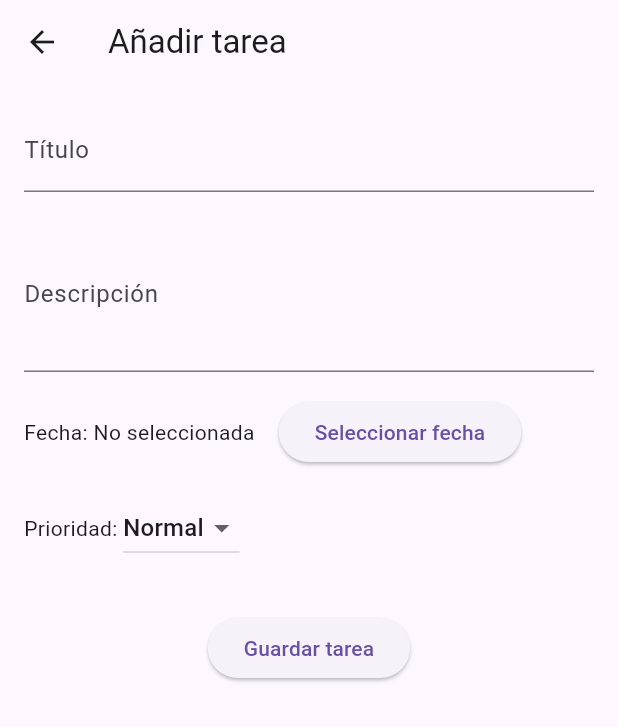
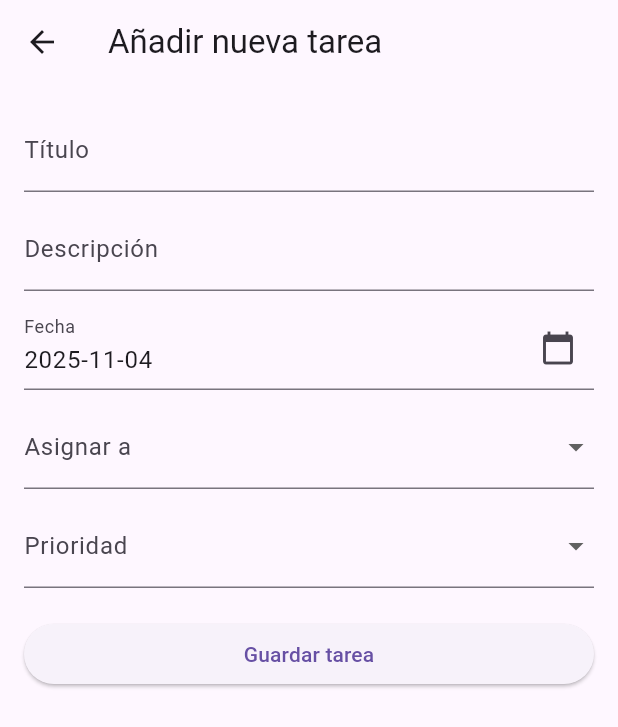
Before and after one commit to Saykek/conectask_v2, a Flutter app: the TasksView screen opened directly, after a tap on the "add" icon, on a phone screen of 412 x 824 dp. Shown: the top 727 px of the screen. Run offline on Flutter 3.47's test engine with Material 3 defaults, Android fonts, the phone set to English and light mode, and no system bars; our stand-ins replace firebase_auth, firebase_core, firebase_database; accounts and stored records are empty.

Commit message:
Actualiza vistas y servicio de tareas, ya carga tareas

```diff
--- a/lib/views/add_task_view.dart
+++ b/lib/views/add_task_view.dart
@@ -1,4 +1,7 @@
 import 'package:flutter/material.dart';
+import 'package:intl/intl.dart';
+import '../models/tarea_model.dart';
+import '../services/tarea_sevice.dart';
 
 class AddTaskView extends StatefulWidget {
   const AddTaskView({super.key});
@@ -8,117 +11,161 @@ class AddTaskView extends StatefulWidget {
 }
 
 class _AddTaskViewState extends State<AddTaskView> {
-  // Controladores para leer el texto de los TextField
-  final _tituloController = TextEditingController();
-  final _descripcionController = TextEditingController();
+  final _formKey = GlobalKey<FormState>();
+  final TextEditingController _tituloController = TextEditingController();
+  final TextEditingController _descripcionController = TextEditingController();
+  final TextEditingController _fechaController = TextEditingController();
 
-  // Estado de la fecha seleccionada
-  DateTime? _fechaSeleccionada;
+  final TareaService _tareaService = TareaService();
 
-  // Estado de la prioridad
-  String _prioridad = 'Normal'; // Valor inicial
+  String? _responsableSeleccionado;
+  String? _prioridadSeleccionada;
+  DateTime _fechaSeleccionada = DateTime.now();
+
+  final List<Map<String, dynamic>> _usuarios = [
+    {'nombre': 'Mamá', 'uid': 'mama'},
+    {'nombre': 'Papá', 'uid': 'papa'},
+    {'nombre': 'Álex', 'uid': 'alex'},
+    {'nombre': 'Erik', 'uid': 'erik'},
+  ];
+
+  final List<String> _prioridades = ['Alta', 'Media', 'Baja'];
 
   @override
-  void dispose() {
-    // Liberamos memoria al cerrar la vista
-    _tituloController.dispose();
-    _descripcionController.dispose();
-    super.dispose();
+  void initState() {
+    super.initState();
+    _fechaController.text = DateFormat('yyyy-MM-dd').format(_fechaSeleccionada);
   }
 
-  // Método para mostrar el selector de fecha
-  Future<void> _seleccionarFecha() async {
-    final fecha = await showDatePicker(
+  Future<void> _seleccionarFecha(BuildContext context) async {
+    final DateTime? seleccionada = await showDatePicker(
       context: context,
-      initialDate: DateTime.now(),
+      initialDate: _fechaSeleccionada,
       firstDate: DateTime(2020),
       lastDate: DateTime(2100),
+      locale: const Locale('es', 'ES'),
+    );
+    if (seleccionada != null && seleccionada != _fechaSeleccionada) {
+      setState(() {
+        _fechaSeleccionada = seleccionada;
+        _fechaController.text = DateFormat(
+          'yyyy-MM-dd',
+        ).format(_fechaSeleccionada);
+      });
+    }
+  }
+
+  void _guardarTarea() async {
+    if (_formKey.currentState!.validate()) {
+      if (_responsableSeleccionado == null || _prioridadSeleccionada == null) {
+        ScaffoldMessenger.of(context).showSnackBar(
+          const SnackBar(content: Text('Completa todos los campos')),
+        );
+        return;
+      }
+
+      final nuevaTarea = Tarea(
+        id: '',
+        titulo: _tituloController.text.trim(),
+        descripcion: _descripcionController.text.trim(),
+        fecha: _fechaSeleccionada,
+        responsable: _responsableSeleccionado!,
+        prioridad: _prioridadSeleccionada!,
+        estado: 'pendiente',
       );
 
-    if (fecha != null) {
-      setState(() {
-        _fechaSeleccionada = fecha;
-      });
+      print('🟢 Enviando tarea al servicio...');
+      try {
+        await _tareaService.guardarTarea(nuevaTarea);
+        print('✅ Tarea guardada correctamente');
+
+        ScaffoldMessenger.of(context).showSnackBar(
+          const SnackBar(content: Text('Tarea añadida correctamente')),
+        );
+
+        Navigator.pop(context);
+      } catch (e) {
+        print('❌ Error al guardar tarea: $e');
+        ScaffoldMessenger.of(
+          context,
+        ).showSnackBar(SnackBar(content: Text('Error al guardar: $e')));
+      }
     }
   }
 
   @override
   Widget build(BuildContext context) {
     return Scaffold(
-      appBar: AppBar(title: const Text('Añadir tarea')),
+      appBar: AppBar(title: const Text('Añadir nueva tarea')),
       body: Padding(
-        padding: const EdgeInsets.all(16),
-        child: Column(
-          crossAxisAlignment: CrossAxisAlignment.start,
+        padding: const EdgeInsets.all(16.0),
+        child: Form(
+          key: _formKey,
+          child: ListView(
             children: [
-            // Campo de título
-            TextField(
+              TextFormField(
                 controller: _tituloController,
                 decoration: const InputDecoration(labelText: 'Título'),
+                validator: (value) =>
+                    value == null || value.isEmpty ? 'Campo obligatorio' : null,
               ),
-            const SizedBox(height: 16),
-
-            // Campo de descripción
-            TextField(
+              const SizedBox(height: 10),
+              TextFormField(
                 controller: _descripcionController,
                 decoration: const InputDecoration(labelText: 'Descripción'),
-              maxLines: 3,
               ),
-            const SizedBox(height: 16),
-
-            // Selector de fecha
-            Row(
-              children: [
-                const Text('Fecha: '),
-                Text(
-                  _fechaSeleccionada != null
-                      ? '${_fechaSeleccionada!.day}/${_fechaSeleccionada!.month}/${_fechaSeleccionada!.year}'
-                      : 'No seleccionada',
+              const SizedBox(height: 10),
+              TextFormField(
+                controller: _fechaController,
+                readOnly: true,
+                decoration: InputDecoration(
+                  labelText: 'Fecha',
+                  suffixIcon: IconButton(
+                    icon: const Icon(Icons.calendar_today),
+                    onPressed: () => _seleccionarFecha(context),
                   ),
-                const SizedBox(width: 16),
+                ),
+              ),
+              const SizedBox(height: 10),
+              DropdownButtonFormField<String>(
+                value: _responsableSeleccionado,
+                decoration: const InputDecoration(labelText: 'Asignar a'),
+                items: _usuarios.map((usuario) {
+                  return DropdownMenuItem<String>(
+                    value: usuario['uid'],
+                    child: Text(usuario['nombre']),
+                  );
+                }).toList(),
+                onChanged: (valor) {
+                  setState(() {
+                    _responsableSeleccionado = valor;
+                  });
+                },
+                validator: (value) =>
+                    value == null ? 'Selecciona un responsable' : null,
+              ),
+              const SizedBox(height: 10),
+              DropdownButtonFormField<String>(
+                value: _prioridadSeleccionada,
+                decoration: const InputDecoration(labelText: 'Prioridad'),
+                items: _prioridades.map((p) {
+                  return DropdownMenuItem<String>(value: p, child: Text(p));
+                }).toList(),
+                onChanged: (valor) {
+                  setState(() {
+                    _prioridadSeleccionada = valor;
+                  });
+                },
+                validator: (value) =>
+                    value == null ? 'Selecciona una prioridad' : null,
+              ),
+              const SizedBox(height: 20),
               ElevatedButton(
-                  onPressed: _seleccionarFecha,
-                  child: const Text('Seleccionar fecha'),
+                onPressed: _guardarTarea,
+                child: const Text('Guardar tarea'),
               ),
             ],
           ),
-            const SizedBox(height: 16),
-
-            // Selector de prioridad
-            Row(
-              children: [
-                const Text('Prioridad: '),
-                DropdownButton<String>(
-                  value: _prioridad,
-                  items: const [
-                    DropdownMenuItem(value: 'Alta', child: Text('Alta')),
-                    DropdownMenuItem(value: 'Normal', child: Text('Normal')),
-                    DropdownMenuItem(value: 'Baja', child: Text('Baja')),
-                  ],
-                  onChanged: (valor) {
-                    if (valor != null) {
-                      setState(() {
-                        _prioridad = valor;
-                      });
-                    }
-                  },
-                ),
-              ],
-            ),
-
-            const SizedBox(height: 32),
-
-            // Botón de guardar (de momento solo cierra la vista)
-            Center(
-              child: ElevatedButton(
-                onPressed: () {
-                  // TODO: Aquí guardaremos la tarea en el futuro
-                  Navigator.pop(context);
-                },
-                child: const Text('Guardar tarea'),
-              ),
-            ),
-          ],
         ),
       ),
     );
--- a/lib/views/task_view.dart
+++ b/lib/views/task_view.dart
@@ -1,28 +1,41 @@
-import 'package:conectask_v2/views/add_task_view.dart';
+import 'package:conectask_v2/services/tarea_sevice.dart';
 import 'package:flutter/material.dart';
+import '../models/tarea_model.dart';
+import 'add_task_view.dart';
+import 'package:intl/intl.dart';
 
 class TasksView extends StatelessWidget {
-  // Lista de usuarios con su color
   final List<Map<String, dynamic>> usuarios = [
-    {'nombre': 'Mamá', 'color': Colors.pink[200]},
-    {'nombre': 'Papá', 'color': Colors.blue[200]},
-    {'nombre': 'Álex', 'color': const Color.fromARGB(255, 72, 45, 135)},
-    {'nombre': 'Erik', 'color': const Color.fromARGB(255, 66, 177, 77)},
+    {'nombre': 'Mamá', 'uid': 'mama', 'color': Colors.pink[200]},
+    {'nombre': 'Papá', 'uid': 'papa', 'color': Colors.blue[200]},
+    {
+      'nombre': 'Álex',
+      'uid': 'alex',
+      'color': const Color.fromARGB(255, 72, 45, 135),
+    },
+    {
+      'nombre': 'Erik',
+      'uid': 'erik',
+      'color': const Color.fromARGB(255, 66, 177, 77),
+    },
   ];
+
+  final TareaService _tareaService = TareaService();
 
   TasksView({super.key});
 
   @override
   Widget build(BuildContext context) {
+    final hoy = DateFormat('yyyy-MM-dd').format(DateTime.now());
+
     return Scaffold(
       appBar: AppBar(
         title: const Text("Tareas Familiares"),
         actions: [
           IconButton(
             icon: const Icon(Icons.add),
-            tooltip: 'Añdir nueva Tarea',
+            tooltip: 'Añadir nueva tarea',
             onPressed: () {
-              // Acción para agregar una nueva tarea
               Navigator.push(
                 context,
                 MaterialPageRoute(builder: (context) => const AddTaskView()),
@@ -31,30 +44,41 @@ class TasksView extends StatelessWidget {
           ),
         ],
       ),
-      body: SingleChildScrollView(
-        scrollDirection: Axis
-            .horizontal, // Para permitir scroll horizontal si hay muchos usuarios
+      body: StreamBuilder<List<Tarea>>(
+        stream: _tareaService.escucharTareas(),
+        builder: (context, snapshot) {
+          final hoy = DateFormat('yyyy-MM-dd').format(DateTime.now());
+          final tareas = snapshot.hasData
+              ? snapshot.data!
+                    .where(
+                      (t) => DateFormat('yyyy-MM-dd').format(t.fecha) == hoy,
+                    )
+                    .toList()
+              : [];
+
+          return SingleChildScrollView(
+            scrollDirection: Axis.horizontal,
             child: Row(
-          children: List.generate(usuarios.length, (index) {
-            final usuario = usuarios[index]; // Esto es un Map
-            final color =
-                usuario['color'] ??
-                Colors.grey; // Tomamos el color del map o gris por defecto
+              children: usuarios.map((usuario) {
+                final color = usuario['color'] ?? Colors.grey;
+                final tareasUsuario = tareas
+                    .where((t) => t.responsable == usuario['uid'])
+                    .toList();
 
                 return Container(
-              width: 150, // Ancho de cada columna
+                  width: 180,
                   margin: const EdgeInsets.all(8),
                   padding: const EdgeInsets.all(8),
                   decoration: BoxDecoration(
-                color: color.withOpacity(0.2), // Fondo suave del color
+                    color: color.withOpacity(0.2),
                     borderRadius: BorderRadius.circular(12),
-                border: Border.all(color: color), // Borde del mismo color
+                    border: Border.all(color: color),
                   ),
                   child: Column(
+                    crossAxisAlignment: CrossAxisAlignment.start,
                     children: [
-                  // Mostramos el nombre del usuario
                       Text(
-                    usuario['nombre'], // Accedemos al valor 'nombre' del Map
+                        usuario['nombre'],
                         style: TextStyle(
                           fontWeight: FontWeight.bold,
                           fontSize: 18,
@@ -62,13 +86,41 @@ class TasksView extends StatelessWidget {
                         ),
                       ),
                       const SizedBox(height: 8),
-                  // Aquí pondremos las tareas
-                  const Text('Tareas...'),
+                      if (tareasUsuario.isEmpty)
+                        const Text(
+                          'Sin tareas hoy',
+                          style: TextStyle(fontStyle: FontStyle.italic),
+                        )
+                      else
+                        ...tareasUsuario.map(
+                          (tarea) => Card(
+                            margin: const EdgeInsets.symmetric(vertical: 4),
+                            elevation: 2,
+                            child: ListTile(
+                              title: Text(tarea.titulo),
+                              subtitle: Text(
+                                tarea.descripcion.isNotEmpty
+                                    ? tarea.descripcion
+                                    : 'Sin descripción',
+                              ),
+                              trailing: Icon(
+                                tarea.estado == 'hecha'
+                                    ? Icons.check_circle
+                                    : Icons.radio_button_unchecked,
+                                color: tarea.estado == 'hecha'
+                                    ? Colors.green
+                                    : Colors.grey,
+                              ),
+                            ),
+                          ),
+                        ),
                     ],
                   ),
                 );
-          }),
+              }).toList(),
             ),
+          );
+        },
       ),
     );
   }
--- a/pubspec.yaml
+++ b/pubspec.yaml
@@ -17,6 +17,8 @@ dependencies:
   firebase_core: ^2.27.0
   firebase_auth: ^4.17.0
   firebase_database: ^10.5.7
+  intl: ^0.19.0
+  uuid: ^4.5.1
 
 
   cupertino_icons: ^1.0.8
```
Also changed, not shown: lib/services/tarea_sevice.dart (+61 -32 lines), pubspec.lock. Lines whose indentation alone changed are shown as unchanged.
